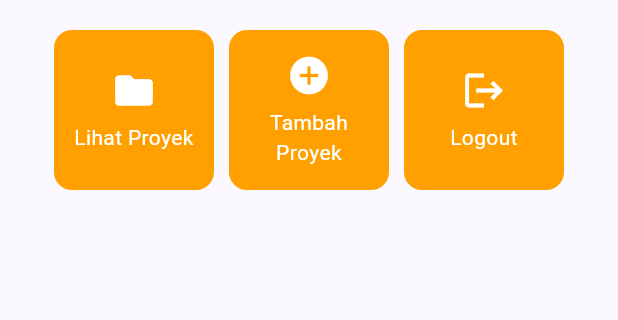
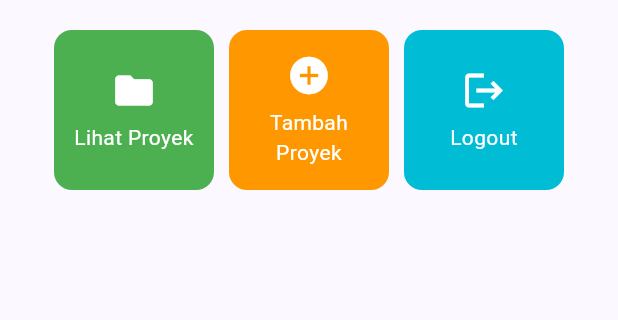
Before and after one commit to NicoNi-Yue/myportofolio_mobile, a Flutter app: the screen it shows after launch, on a phone screen of 412 x 824 dp, the part 327-647 px from its top. Run offline on Flutter 3.47's test engine with Material 3 defaults, Android fonts, the phone set to English and light mode, and no system bars.

Commit message:
feat: add unique background color for each ItemCard

```diff
--- a/lib/main.dart
+++ b/lib/main.dart
@@ -9,7 +9,6 @@ class MyApp extends StatelessWidget {
   const MyApp({super.key});
 
   // This widget is the root of your application.
-  @override
   @override
   Widget build(BuildContext context) {
     return MaterialApp(
--- a/lib/menu.dart
+++ b/lib/menu.dart
@@ -8,9 +8,9 @@ class MyHomePage extends StatelessWidget {
   final String kelas = "PBP E";
 
   final List<ItemHomepage> items = [
-    ItemHomepage("Lihat Proyek", Icons.folder),
-    ItemHomepage("Tambah Proyek", Icons.add_circle),
-    ItemHomepage("Logout", Icons.logout),
+    ItemHomepage("Lihat Proyek", Icons.folder, Colors.green),
+    ItemHomepage("Tambah Proyek", Icons.add_circle, Colors.orange),
+    ItemHomepage("Logout", Icons.logout, Colors.cyan),
   ];
 
   @override
@@ -119,8 +119,9 @@ class InfoCard extends StatelessWidget {
 class ItemHomepage {
   final String name;
   final IconData icon;
+  final Color color;
 
-  ItemHomepage(this.name, this.icon);
+  ItemHomepage(this.name, this.icon, this.color);
 }
 
 class ItemCard extends StatelessWidget {
@@ -132,7 +133,7 @@ class ItemCard extends StatelessWidget {
   Widget build(BuildContext context) {
     return Material(
       // Menggunakan warna sekunder dari skema tema aplikasi.
-      color: Theme.of(context).colorScheme.secondary,
+      color: item.color,
       borderRadius: BorderRadius.circular(12),
       child: InkWell(
         // Aksi ketika kartu ditekan oleh pengguna.
```
